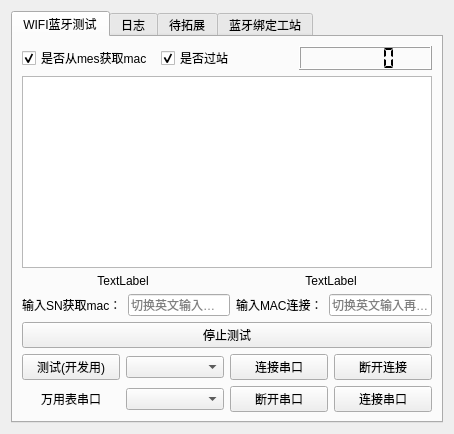
Above: work_station/wifi_ble/wifibletest.ui from yuhuang163/test before the change. Below: the same form after it.
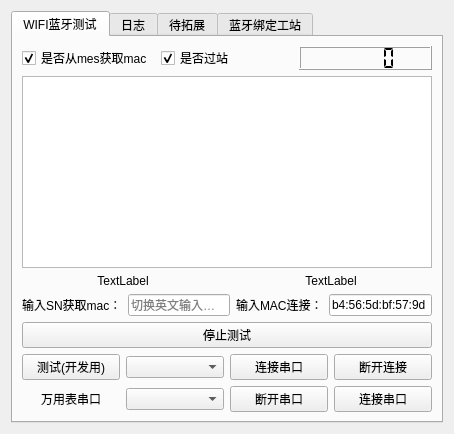
That is the form after the change.

```diff
--- a/work_station/wifi_ble/wifibletest.ui
+++ b/work_station/wifi_ble/wifibletest.ui
@@ -153,7 +153,7 @@
                 <string/>
                </property>
                <property name="text">
-                <string/>
+                <string>b4:56:5d:bf:57:9d</string>
                </property>
                <property name="placeholderText">
                 <string>切换英文输入再扫码</string>
```
